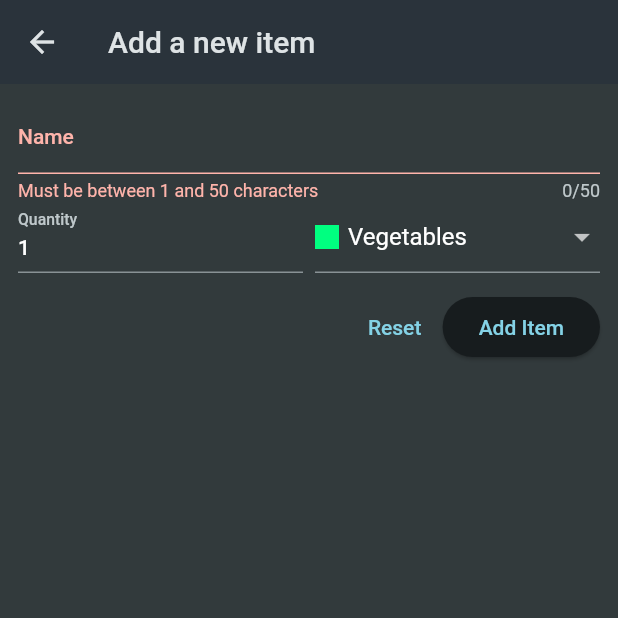
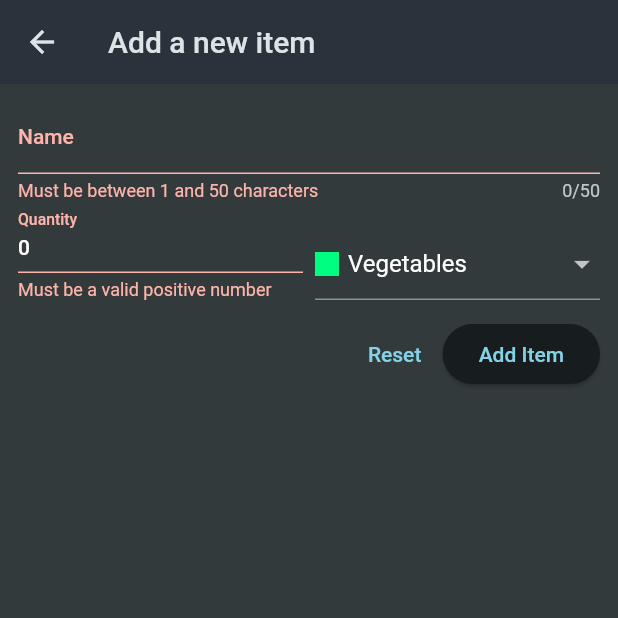
Before and after one commit to Phosah/shopping_app, a Flutter app: the NewItem screen opened directly, after a tap on "Add Item", on a phone screen of 412 x 824 dp, the top half of it. Run offline on Flutter 3.47's test engine with Material 2 defaults, Android fonts, the phone set to English and light mode, and no system bars; network calls fail.

```diff
--- a/lib/widgets/new_item.dart
+++ b/lib/widgets/new_item.dart
@@ -18,10 +18,14 @@ class _NewItemState extends State<NewItem> {
   var _enteredName = '';
   var _enteredQuantity = 0;
   var _selectedCategory = categories[Categories.vegetables]!;
+  var _isSending = false;
 
   void _saveItem() async {
     if (_formKey.currentState!.validate()) {
       _formKey.currentState!.save();
+      setState(() {
+        _isSending = true;
+      });
       final url = Uri.https('flutter-prep-5491b-default-rtdb.firebaseio.com',
           'shopping-list.json');
       final response = await http.post(
@@ -38,11 +42,17 @@ class _NewItemState extends State<NewItem> {
         ),
       );
 
+      final Map<String, dynamic> resData = json.decode(response.body);
+
       if (!context.mounted) {
         return;
       }
 
-      Navigator.of(context).pop();
+      Navigator.of(context).pop(GroceryItem(
+          id: resData['name'],
+          name: _enteredName,
+          quantity: _enteredQuantity,
+          category: _selectedCategory));
     }
   }
 
@@ -85,7 +95,7 @@ class _NewItemState extends State<NewItem> {
                         label: Text('Quantity'),
                       ),
                       keyboardType: TextInputType.number,
-                      initialValue: '1',
+                      initialValue: '0',
                       validator: (value) {
                         if (value == null ||
                             value.isEmpty ||
@@ -140,13 +150,23 @@ class _NewItemState extends State<NewItem> {
                 mainAxisAlignment: MainAxisAlignment.end,
                 children: [
                   TextButton(
-                    onPressed: () {
-                      _formKey.currentState!.reset();
-                    },
+                    onPressed: _isSending
+                        ? null
+                        : () {
+                            _formKey.currentState!.reset();
+                          },
                     child: const Text('Reset'),
                   ),
                   ElevatedButton(
-                      onPressed: _saveItem, child: const Text('Add Item'))
+                    onPressed: _isSending ? null : _saveItem,
+                    child: _isSending
+                        ? const SizedBox(
+                            height: 16,
+                            width: 16,
+                            child: CircularProgressIndicator(),
+                          )
+                        : const Text('Add Item'),
+                  )
                 ],
               )
             ],
```
Also changed, not shown: lib/widgets/grocery_list.dart (+62 -6 lines).
